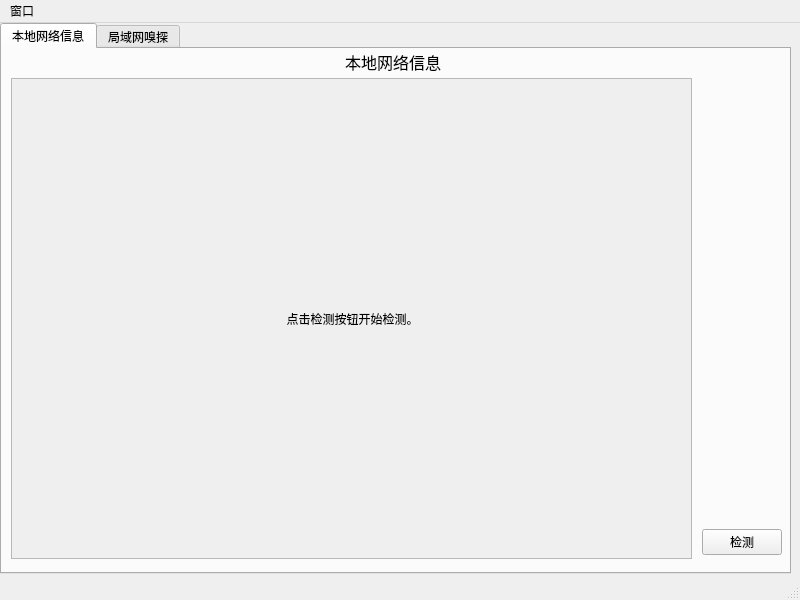
Qt form src/main/python/ui/MainWindow.ui (MaphicalYng/net-listener) before a commit.
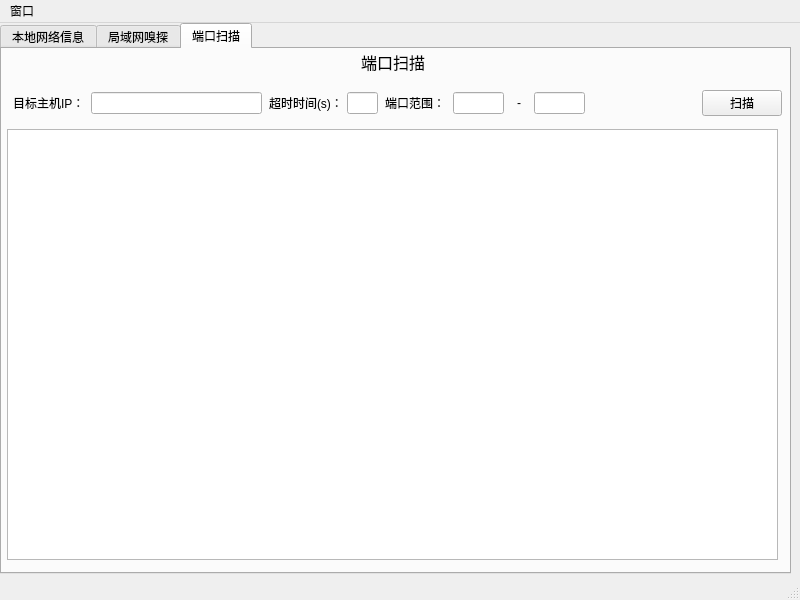
The same form after that commit. The open tabs and pages were chosen to show the change.

Commit message: 1.完成网络嗅探界面设计。 2.完成端口扫描界面设计。

Patch:
```diff
--- a/src/main/python/ui/MainWindow.ui
+++ b/src/main/python/ui/MainWindow.ui
@@ -80,7 +80,7 @@
        <enum>Qt::ScrollBarAsNeeded</enum>
       </property>
       <property name="sizeAdjustPolicy">
-       <enum>QAbstractScrollArea::AdjustToContents</enum>
+       <enum>QAbstractScrollArea::AdjustIgnored</enum>
       </property>
       <property name="widgetResizable">
        <bool>true</bool>
@@ -203,6 +203,432 @@
      <attribute name="title">
       <string>局域网嗅探</string>
      </attribute>
+     <widget class="QWidget" name="layoutWidget_2">
+      <property name="geometry">
+       <rect>
+        <x>0</x>
+        <y>0</y>
+        <width>781</width>
+        <height>27</height>
+       </rect>
+      </property>
+      <layout class="QHBoxLayout" name="horizontalLayout_2">
+       <item>
+        <spacer name="horizontalSpacer_3">
+         <property name="orientation">
+          <enum>Qt::Horizontal</enum>
+         </property>
+         <property name="sizeHint" stdset="0">
+          <size>
+           <width>40</width>
+           <height>20</height>
+          </size>
+         </property>
+        </spacer>
+       </item>
+       <item>
+        <widget class="QLabel" name="label_2">
+         <property name="sizePolicy">
+          <sizepolicy hsizetype="Fixed" vsizetype="Fixed">
+           <horstretch>0</horstretch>
+           <verstretch>0</verstretch>
+          </sizepolicy>
+         </property>
+         <property name="font">
+          <font>
+           <pointsize>12</pointsize>
+          </font>
+         </property>
+         <property name="text">
+          <string>局域网嗅探</string>
+         </property>
+        </widget>
+       </item>
+       <item>
+        <spacer name="horizontalSpacer_4">
+         <property name="orientation">
+          <enum>Qt::Horizontal</enum>
+         </property>
+         <property name="sizeHint" stdset="0">
+          <size>
+           <width>40</width>
+           <height>20</height>
+          </size>
+         </property>
+        </spacer>
+       </item>
+      </layout>
+     </widget>
+     <widget class="QPushButton" name="sniffer_start_button">
+      <property name="geometry">
+       <rect>
+        <x>700</x>
+        <y>480</y>
+        <width>80</width>
+        <height>26</height>
+       </rect>
+      </property>
+      <property name="text">
+       <string>开始嗅探</string>
+      </property>
+     </widget>
+     <widget class="QPushButton" name="sniffer_stop_button">
+      <property name="geometry">
+       <rect>
+        <x>700</x>
+        <y>450</y>
+        <width>80</width>
+        <height>26</height>
+       </rect>
+      </property>
+      <property name="text">
+       <string>停止</string>
+      </property>
+     </widget>
+     <widget class="QListView" name="sniffer_ip_list">
+      <property name="enabled">
+       <bool>true</bool>
+      </property>
+      <property name="geometry">
+       <rect>
+        <x>10</x>
+        <y>30</y>
+        <width>681</width>
+        <height>481</height>
+       </rect>
+      </property>
+     </widget>
+     <widget class="QLabel" name="sniffer_tip_label">
+      <property name="geometry">
+       <rect>
+        <x>13</x>
+        <y>27</y>
+        <width>681</width>
+        <height>481</height>
+       </rect>
+      </property>
+      <property name="text">
+       <string>点击右下角按钮开始或停止嗅探。</string>
+      </property>
+      <property name="alignment">
+       <set>Qt::AlignCenter</set>
+      </property>
+     </widget>
+    </widget>
+    <widget class="QWidget" name="tab_3">
+     <attribute name="title">
+      <string>端口扫描</string>
+     </attribute>
+     <widget class="QWidget" name="layoutWidget_3">
+      <property name="geometry">
+       <rect>
+        <x>0</x>
+        <y>0</y>
+        <width>781</width>
+        <height>27</height>
+       </rect>
+      </property>
+      <layout class="QHBoxLayout" name="horizontalLayout_3">
+       <item>
+        <spacer name="horizontalSpacer_5">
+         <property name="orientation">
+          <enum>Qt::Horizontal</enum>
+         </property>
+         <property name="sizeHint" stdset="0">
+          <size>
+           <width>40</width>
+           <height>20</height>
+          </size>
+         </property>
+        </spacer>
+       </item>
+       <item>
+        <widget class="QLabel" name="label_3">
+         <property name="sizePolicy">
+          <sizepolicy hsizetype="Fixed" vsizetype="Fixed">
+           <horstretch>0</horstretch>
+           <verstretch>0</verstretch>
+          </sizepolicy>
+         </property>
+         <property name="font">
+          <font>
+           <pointsize>12</pointsize>
+          </font>
+         </property>
+         <property name="text">
+          <string>端口扫描</string>
+         </property>
+        </widget>
+       </item>
+       <item>
+        <spacer name="horizontalSpacer_6">
+         <property name="orientation">
+          <enum>Qt::Horizontal</enum>
+         </property>
+         <property name="sizeHint" stdset="0">
+          <size>
+           <width>40</width>
+           <height>20</height>
+          </size>
+         </property>
+        </spacer>
+       </item>
+      </layout>
+     </widget>
+     <widget class="QTableView" name="scan_result_table">
+      <property name="geometry">
+       <rect>
+        <x>5</x>
+        <y>80</y>
+        <width>771</width>
+        <height>431</height>
+       </rect>
+      </property>
+     </widget>
+     <widget class="QWidget" name="">
+      <property name="geometry">
+       <rect>
+        <x>10</x>
+        <y>40</y>
+        <width>774</width>
+        <height>28</height>
+       </rect>
+      </property>
+      <layout class="QHBoxLayout" name="horizontalLayout_4">
+       <item>
+        <widget class="QLabel" name="label_4">
+         <property name="sizePolicy">
+          <sizepolicy hsizetype="Fixed" vsizetype="Preferred">
+           <horstretch>0</horstretch>
+           <verstretch>0</verstretch>
+          </sizepolicy>
+         </property>
+         <property name="minimumSize">
+          <size>
+           <width>71</width>
+           <height>0</height>
+          </size>
+         </property>
+         <property name="maximumSize">
+          <size>
+           <width>71</width>
+           <height>16777215</height>
+          </size>
+         </property>
+         <property name="text">
+          <string>目标主机IP：</string>
+         </property>
+        </widget>
+       </item>
+       <item>
+        <widget class="QLineEdit" name="target_ip_edit">
+         <property name="sizePolicy">
+          <sizepolicy hsizetype="Fixed" vsizetype="Fixed">
+           <horstretch>0</horstretch>
+           <verstretch>0</verstretch>
+          </sizepolicy>
+         </property>
+         <property name="minimumSize">
+          <size>
+           <width>171</width>
+           <height>0</height>
+          </size>
+         </property>
+         <property name="maximumSize">
+          <size>
+           <width>171</width>
+           <height>16777215</height>
+          </size>
+         </property>
+        </widget>
+       </item>
+       <item>
+        <widget class="QLabel" name="label_5">
+         <property name="sizePolicy">
+          <sizepolicy hsizetype="Fixed" vsizetype="Preferred">
+           <horstretch>0</horstretch>
+           <verstretch>0</verstretch>
+          </sizepolicy>
+         </property>
+         <property name="minimumSize">
+          <size>
+           <width>71</width>
+           <height>0</height>
+          </size>
+         </property>
+         <property name="maximumSize">
+          <size>
+           <width>71</width>
+           <height>16777215</height>
+          </size>
+         </property>
+         <property name="text">
+          <string>超时时间(s)：</string>
+         </property>
+        </widget>
+       </item>
+       <item>
+        <widget class="QLineEdit" name="scan_timeout_edit">
+         <property name="sizePolicy">
+          <sizepolicy hsizetype="Fixed" vsizetype="Fixed">
+           <horstretch>0</horstretch>
+           <verstretch>0</verstretch>
+          </sizepolicy>
+         </property>
+         <property name="minimumSize">
+          <size>
+           <width>31</width>
+           <height>0</height>
+          </size>
+         </property>
+         <property name="maximumSize">
+          <size>
+           <width>31</width>
+           <height>16777215</height>
+          </size>
+         </property>
+        </widget>
+       </item>
+       <item>
+        <widget class="QLabel" name="label_6">
+         <property name="sizePolicy">
+          <sizepolicy hsizetype="Fixed" vsizetype="Preferred">
+           <horstretch>0</horstretch>
+           <verstretch>0</verstretch>
+          </sizepolicy>
+         </property>
+         <property name="minimumSize">
+          <size>
+           <width>61</width>
+           <height>0</height>
+          </size>
+         </property>
+         <property name="maximumSize">
+          <size>
+           <width>61</width>
+           <height>16777215</height>
+          </size>
+         </property>
+         <property name="text">
+          <string>端口范围：</string>
+         </property>
+        </widget>
+       </item>
+       <item>
+        <widget class="QLineEdit" name="scan_start_port_edit">
+         <property name="sizePolicy">
+          <sizepolicy hsizetype="Fixed" vsizetype="Fixed">
+           <horstretch>0</horstretch>
+           <verstretch>0</verstretch>
+          </sizepolicy>
+         </property>
+         <property name="minimumSize">
+          <size>
+           <width>51</width>
+           <height>0</height>
+          </size>
+         </property>
+         <property name="maximumSize">
+          <size>
+           <width>51</width>
+           <height>16777215</height>
+          </size>
+         </property>
+        </widget>
+       </item>
+       <item>
+        <widget class="QLabel" name="label_7">
+         <property name="sizePolicy">
+          <sizepolicy hsizetype="Fixed" vsizetype="Preferred">
+           <horstretch>0</horstretch>
+           <verstretch>0</verstretch>
+          </sizepolicy>
+         </property>
+         <property name="minimumSize">
+          <size>
+           <width>16</width>
+           <height>0</height>
+          </size>
+         </property>
+         <property name="maximumSize">
+          <size>
+           <width>16</width>
+           <height>16777215</height>
+          </size>
+         </property>
+         <property name="text">
+          <string>-</string>
+         </property>
+         <property name="alignment">
+          <set>Qt::AlignCenter</set>
+         </property>
+        </widget>
+       </item>
+       <item>
+        <widget class="QLineEdit" name="scan_stop_port_edit">
+         <property name="sizePolicy">
+          <sizepolicy hsizetype="Fixed" vsizetype="Fixed">
+           <horstretch>0</horstretch>
+           <verstretch>0</verstretch>
+          </sizepolicy>
+         </property>
+         <property name="minimumSize">
+          <size>
+           <width>51</width>
+           <height>0</height>
+          </size>
+         </property>
+         <property name="maximumSize">
+          <size>
+           <width>51</width>
+           <height>16777215</height>
+          </size>
+         </property>
+        </widget>
+       </item>
+       <item>
+        <spacer name="horizontalSpacer_7">
+         <property name="orientation">
+          <enum>Qt::Horizontal</enum>
+         </property>
+         <property name="sizeType">
+          <enum>QSizePolicy::Fixed</enum>
+         </property>
+         <property name="sizeHint" stdset="0">
+          <size>
+           <width>110</width>
+           <height>20</height>
+          </size>
+         </property>
+        </spacer>
+       </item>
+       <item>
+        <widget class="QPushButton" name="scan_start_button">
+         <property name="sizePolicy">
+          <sizepolicy hsizetype="Fixed" vsizetype="Fixed">
+           <horstretch>0</horstretch>
+           <verstretch>0</verstretch>
+          </sizepolicy>
+         </property>
+         <property name="minimumSize">
+          <size>
+           <width>80</width>
+           <height>0</height>
+          </size>
+         </property>
+         <property name="maximumSize">
+          <size>
+           <width>80</width>
+           <height>16777215</height>
+          </size>
+         </property>
+         <property name="text">
+          <string>扫描</string>
+         </property>
+        </widget>
+       </item>
+      </layout>
+     </widget>
     </widget>
    </widget>
   </widget>
```
The commit also changes 5 other files.
